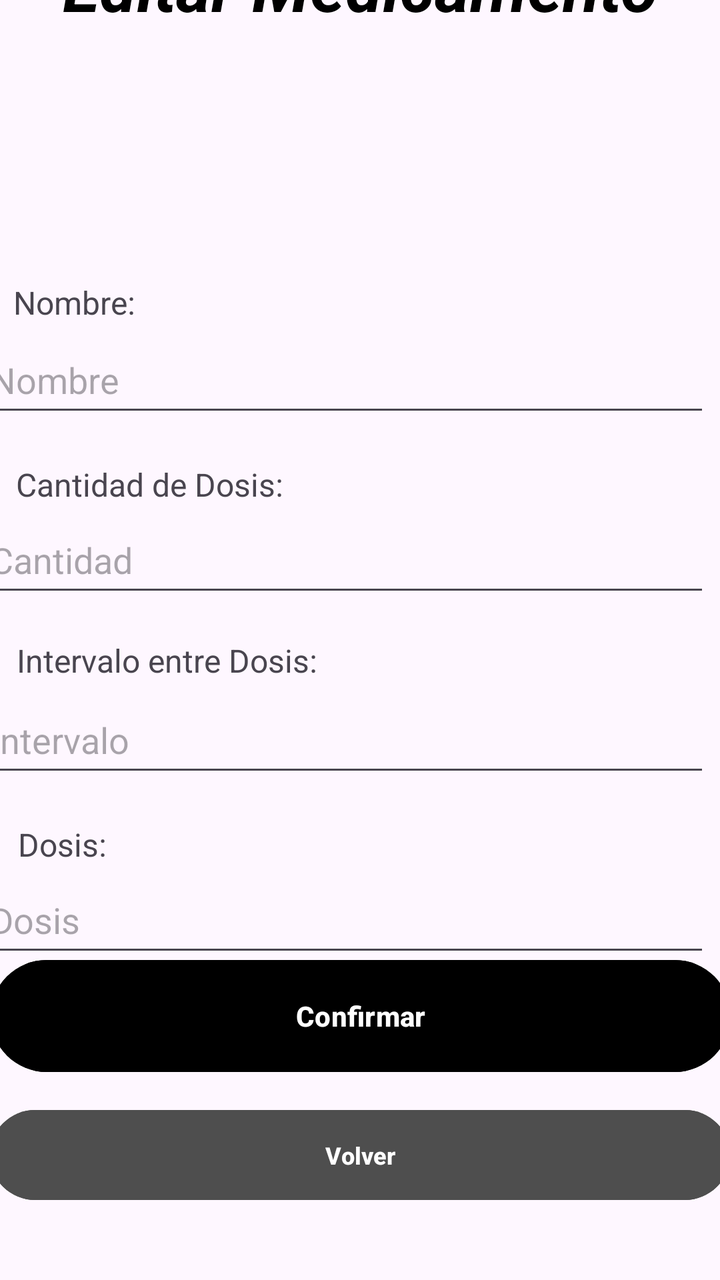
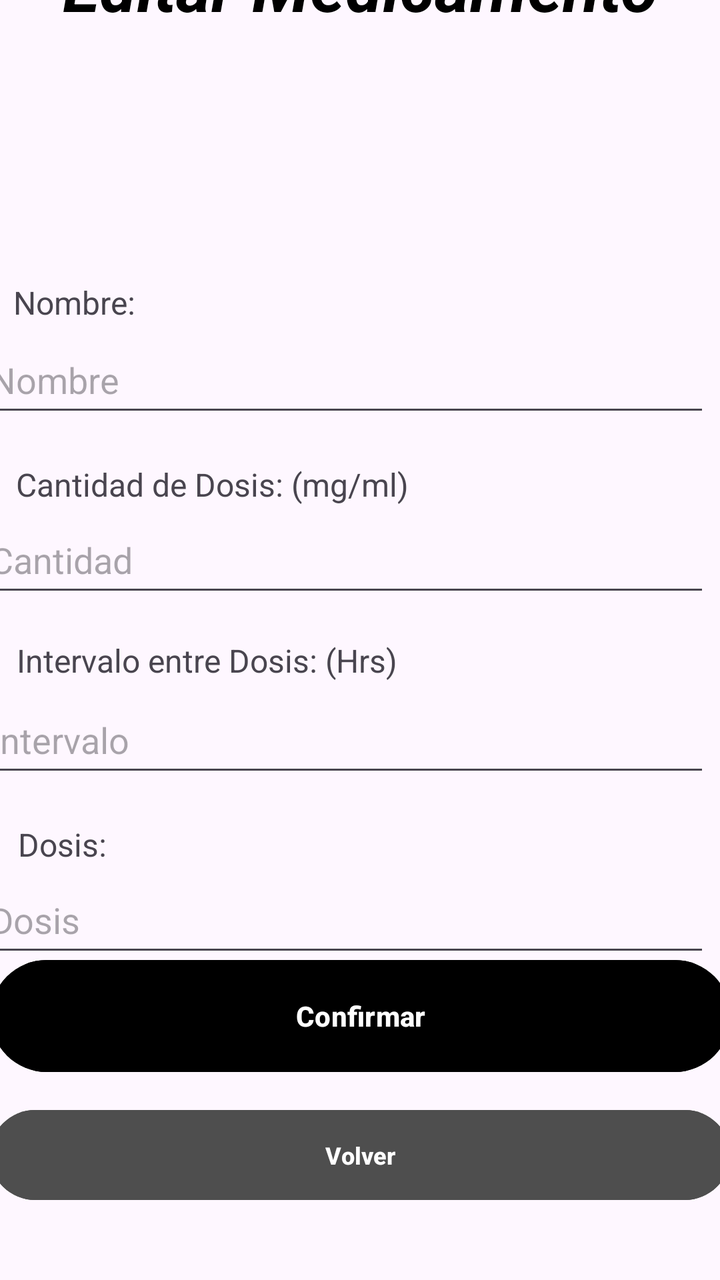

Before-and-after screenshots of an Android layout around one commit, followed by the original layout XML and the change that was made.
<!-- AndroidManifest.xml: application theme Theme.MobilesVC -->
<!-- res/layout/medicamento_edit_view.xml -->
<?xml version="1.0" encoding="utf-8"?>
<androidx.constraintlayout.widget.ConstraintLayout xmlns:android="http://schemas.android.com/apk/res/android"
    xmlns:app="http://schemas.android.com/apk/res-auto"
    xmlns:tools="http://schemas.android.com/tools"
    android:layout_width="match_parent"
    android:layout_height="match_parent">

    <TextView
        android:id="@+id/textView62"
        android:layout_width="100dp"
        android:layout_height="22dp"
        android:text="Dosis:"
        android:textSize="16sp"
        app:layout_constraintBottom_toTopOf="@+id/vDosisEdit"
        app:layout_constraintEnd_toEndOf="parent"
        app:layout_constraintHorizontal_bias="0.035"
        app:layout_constraintStart_toStartOf="parent" />

    <TextView
        android:id="@+id/textView61"
        android:layout_width="200dp"
        android:layout_height="22dp"
        android:layout_marginBottom="2dp"
        android:text="Intervalo entre Dosis:"
        android:textSize="16sp"
        app:layout_constraintBottom_toTopOf="@+id/vIntervaloMedicamentoEdit"
        app:layout_constraintEnd_toEndOf="parent"
        app:layout_constraintHorizontal_bias="0.052"
        app:layout_constraintStart_toStartOf="parent" />

    <TextView
        android:id="@+id/textView60"
        android:layout_width="200dp"
        android:layout_height="22dp"
        android:text="Cantidad de Dosis:"
        android:textSize="16sp"
        app:layout_constraintBottom_toTopOf="@+id/vCantidadMedicamentoEdit"
        app:layout_constraintEnd_toEndOf="parent"
        app:layout_constraintHorizontal_bias="0.051"
        app:layout_constraintStart_toStartOf="parent" />

    <TextView
        android:id="@+id/textView59"
        android:layout_width="100dp"
        android:layout_height="22dp"
        android:layout_marginBottom="1dp"
        android:text="Nombre:"
        android:textSize="16sp"
        app:layout_constraintBottom_toTopOf="@+id/vNombreMedicamentoEdit"
        app:layout_constraintEnd_toEndOf="parent"
        app:layout_constraintHorizontal_bias="0.025"
        app:layout_constraintStart_toStartOf="parent" />

    <Button
        android:id="@+id/vEditMedicamento"
        android:layout_width="370dp"
        android:layout_height="64dp"
        android:layout_marginBottom="100dp"
        android:backgroundTint="#000000"
        android:paddingVertical="14dp"
        android:text="Confirmar"
        android:textStyle="bold"
        app:layout_constraintBottom_toBottomOf="parent"
        app:layout_constraintEnd_toEndOf="parent"
        app:layout_constraintHorizontal_bias="0.5"
        app:layout_constraintStart_toStartOf="parent" />

    <com.google.android.material.textfield.TextInputEditText
        android:id="@+id/vIntervaloMedicamentoEdit"
        android:layout_width="364dp"
        android:layout_height="50dp"
        android:layout_marginStart="16dp"
        android:layout_marginTop="20dp"
        android:layout_marginEnd="31dp"
        android:layout_marginBottom="20dp"
        android:clickable="true"
        android:hint="Intervalo"
        app:layout_constraintBottom_toTopOf="@+id/vDosisEdit"
        app:layout_constraintEnd_toEndOf="parent"
        app:layout_constraintStart_toStartOf="parent"
        app:layout_constraintTop_toBottomOf="@+id/vCantidadMedicamentoEdit" />

    <com.google.android.material.textfield.TextInputEditText
        android:id="@+id/vDosisEdit"
        android:layout_width="364dp"
        android:layout_height="50dp"
        android:layout_marginStart="16dp"
        android:layout_marginTop="20dp"
        android:layout_marginEnd="31dp"
        android:layout_marginBottom="91dp"
        android:clickable="true"
        android:hint="Dosis"
        app:layout_constraintBottom_toTopOf="@+id/vEditMedicamento"
        app:layout_constraintEnd_toEndOf="parent"
        app:layout_constraintStart_toStartOf="parent"
        app:layout_constraintTop_toBottomOf="@+id/vIntervaloMedicamentoEdit" />

    <TextView
        android:id="@+id/textView12"
        android:layout_width="wrap_content"
        android:layout_height="wrap_content"
        android:layout_marginStart="93dp"
        android:layout_marginTop="68dp"
        android:layout_marginEnd="93dp"
        android:layout_marginBottom="74dp"
        android:fontFamily="sans-serif"
        android:text="Editar Medicamento"
        android:textColor="#000000"
        android:textSize="34sp"
        android:textStyle="bold|italic"
        app:layout_constraintBottom_toTopOf="@+id/vNombreMedicamentoEdit"
        app:layout_constraintEnd_toEndOf="parent"
        app:layout_constraintHorizontal_bias="0.5"
        app:layout_constraintStart_toStartOf="parent"
        app:layout_constraintTop_toTopOf="parent"
        tools:textSize="26sp" />

    <Button
        android:id="@+id/vVolverMedicamentoEdit"
        android:layout_width="370dp"
        android:layout_height="53dp"
        android:layout_marginHorizontal="24dp"
        android:layout_marginStart="20dp"
        android:layout_marginTop="11dp"
        android:layout_marginEnd="21dp"
        android:layout_marginBottom="36dp"
        android:backgroundTint="#4E4E4E"
        android:paddingVertical="10dp"
        android:text="Volver"
        android:textSize="12sp"
        android:textStyle="bold"
        android:visibility="visible"
        app:layout_constraintBottom_toBottomOf="parent"
        app:layout_constraintEnd_toEndOf="parent"
        app:layout_constraintStart_toStartOf="parent"
        app:layout_constraintTop_toBottomOf="@+id/vEditMedicamento" />

    <com.google.android.material.textfield.TextInputEditText
        android:id="@+id/vCantidadMedicamentoEdit"
        android:layout_width="364dp"
        android:layout_height="50dp"
        android:layout_marginStart="16dp"
        android:layout_marginTop="20dp"
        android:layout_marginEnd="31dp"
        android:layout_marginBottom="20dp"
        android:clickable="true"
        android:hint="Cantidad"
        app:layout_constraintBottom_toTopOf="@+id/vIntervaloMedicamentoEdit"
        app:layout_constraintEnd_toEndOf="parent"
        app:layout_constraintStart_toStartOf="parent"
        app:layout_constraintTop_toBottomOf="@+id/vNombreMedicamentoEdit" />

    <com.google.android.material.textfield.TextInputEditText
        android:id="@+id/vNombreMedicamentoEdit"
        android:layout_width="364dp"
        android:layout_height="50dp"
        android:layout_marginStart="16dp"
        android:layout_marginTop="74dp"
        android:layout_marginEnd="31dp"
        android:layout_marginBottom="20dp"
        android:clickable="true"
        android:hint="Nombre"
        app:layout_constraintBottom_toTopOf="@+id/vCantidadMedicamentoEdit"
        app:layout_constraintEnd_toEndOf="parent"
        app:layout_constraintStart_toStartOf="parent"
        app:layout_constraintTop_toBottomOf="@+id/textView12" />
</androidx.constraintlayout.widget.ConstraintLayout>
<!-- resources referenced by this layout -->
<resources>
  <style name="Theme.MobilesVC" parent="Base.Theme.MobilesVC" />
  <style name="Base.Theme.MobilesVC" parent="Theme.Material3.DayNight.NoActionBar">
          
          
      </style>
</resources>

<!-- the commit's change to res/layout/medicamento_edit_view.xml (unified diff, before → after) -->
@@ -21,7 +21,7 @@
         android:layout_width="200dp"
         android:layout_height="22dp"
         android:layout_marginBottom="2dp"
-        android:text="Intervalo entre Dosis:"
+        android:text="Intervalo entre Dosis: (Hrs)"
         android:textSize="16sp"
         app:layout_constraintBottom_toTopOf="@+id/vIntervaloMedicamentoEdit"
         app:layout_constraintEnd_toEndOf="parent"
@@ -32,7 +32,7 @@
         android:id="@+id/textView60"
         android:layout_width="200dp"
         android:layout_height="22dp"
-        android:text="Cantidad de Dosis:"
+        android:text="Cantidad de Dosis: (mg/ml)"
         android:textSize="16sp"
         app:layout_constraintBottom_toTopOf="@+id/vCantidadMedicamentoEdit"
         app:layout_constraintEnd_toEndOf="parent"
